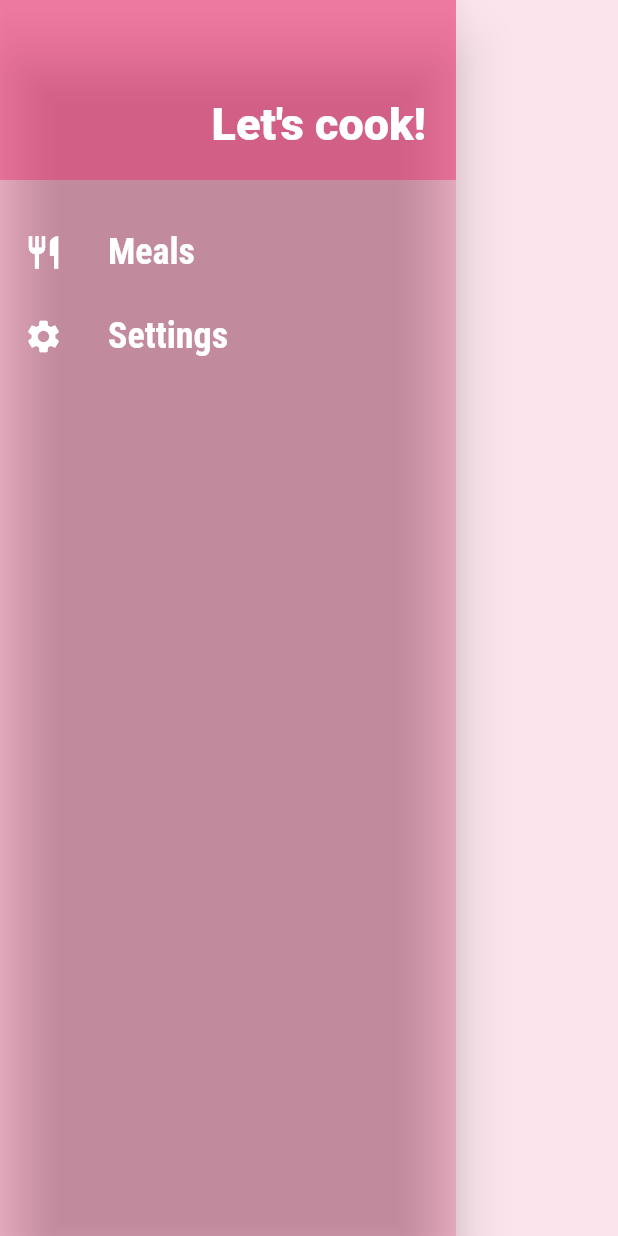
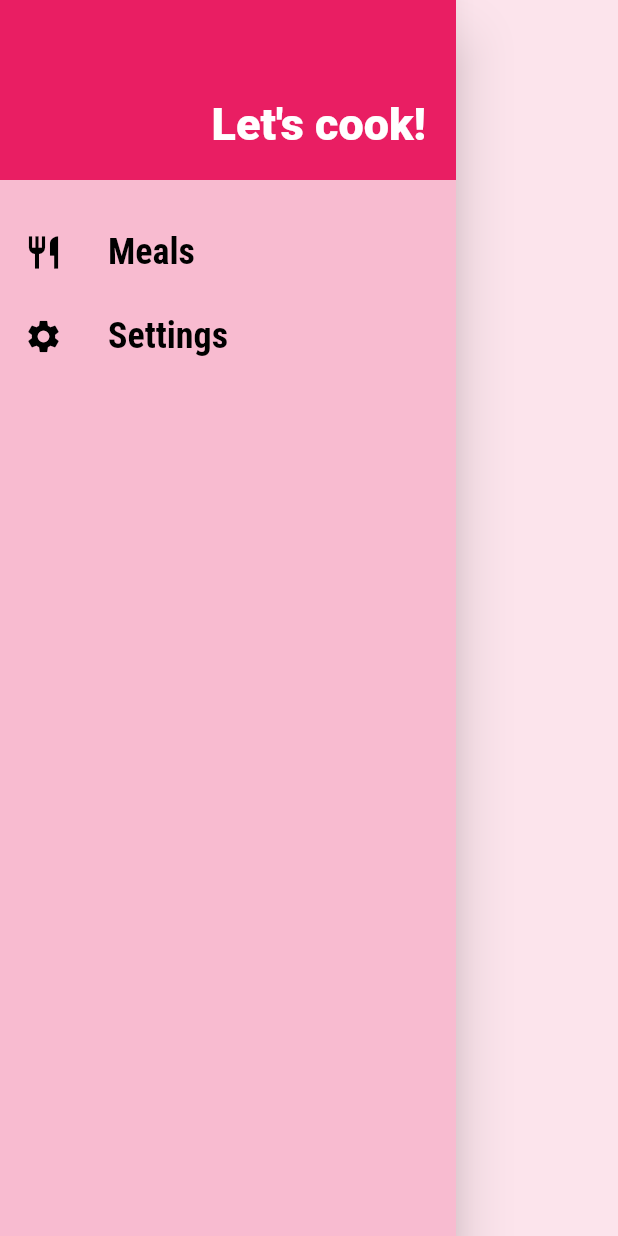
Before and after one commit to e-medeiros1/receitas_app, a Flutter app: the MainDrawer widget shown alone on an empty page, opened directly, on a phone screen of 412 x 824 dp. Run offline on Flutter 3.47's test engine with Material 2 defaults, Android fonts, the phone set to English and light mode, and no system bars; missing offline and left inert: collapsible_sidebar.

Commit message:
Criando ícones através de widget personalizado

```diff
--- a/lib/components/main_drawer.dart
+++ b/lib/components/main_drawer.dart
@@ -1,16 +1,15 @@
-import 'dart:ui';
-
 import 'package:flutter/material.dart';
+import 'package:receitas_app/utils/app_routes.dart';
 
 class MainDrawer extends StatelessWidget {
   const MainDrawer({Key? key}) : super(key: key);
 
-  Widget _createItem(IconData icon, String label) {
+  Widget _createItem(IconData icon, String label, Function() onTap) {
     return ListTile(
       leading: Icon(
         icon,
         size: 26,
-        color: Colors.white,
+        color: Colors.black,
       ),
       title: Text(
         label,
@@ -18,20 +17,20 @@ class MainDrawer extends StatelessWidget {
             fontFamily: 'RobotoCondensed',
             fontSize: 24,
             fontWeight: FontWeight.bold,
-            color: Colors.white),
+            color: Colors.black),
       ),
-      onTap: () {},
+      onTap: onTap,
     );
   }
 
   @override
   Widget build(BuildContext context) {
     return Drawer(
-      backgroundColor: Colors.pink.withOpacity(0.2),
+      backgroundColor: Colors.pink[100],
       child: Column(
         children: [
           Container(
-            color: Colors.pink.withOpacity(0.4),
+            color: Colors.pink,
             height: 120,
             width: double.infinity,
             padding: const EdgeInsets.all(20),
@@ -47,8 +46,17 @@ class MainDrawer extends StatelessWidget {
           const SizedBox(
             height: 20,
           ),
-          _createItem(Icons.restaurant, 'Meals'),
-          _createItem(Icons.settings, 'Settings'),
+          _createItem(
+            Icons.restaurant,
+            'Meals',
+            () => Navigator.of(context).pushReplacementNamed(AppRoutes.HOME),
+          ),
+          _createItem(
+            Icons.settings,
+            'Settings',
+            () =>
+                Navigator.of(context).pushReplacementNamed(AppRoutes.SETTINGS),
+          ),
         ],
       ),
     );
```
